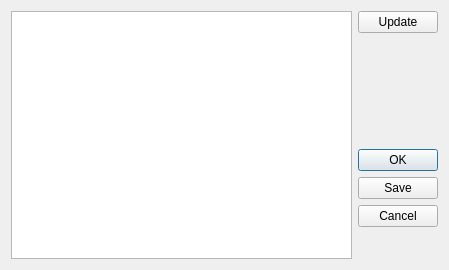
hibtc/madgui, file madgui/online/monitorwidget.ui: the form before one commit.
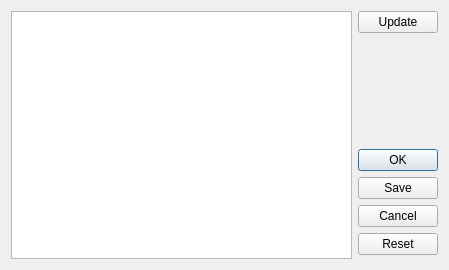
The form after the commit. Custom widgets are drawn as their Qt base class.

Commit message: Add 'Reset' button for beam diagnostic widgets

Diff of the .ui file:
```diff
--- a/madgui/online/monitorwidget.ui
+++ b/madgui/online/monitorwidget.ui
@@ -45,7 +45,7 @@
         <enum>Qt::Vertical</enum>
        </property>
        <property name="standardButtons">
-        <set>QDialogButtonBox::Cancel|QDialogButtonBox::Ok|QDialogButtonBox::Save</set>
+        <set>QDialogButtonBox::Reset|QDialogButtonBox::Cancel|QDialogButtonBox::Ok|QDialogButtonBox::Save</set>
        </property>
       </widget>
      </item>
```
The commit also changes 2 other files.
